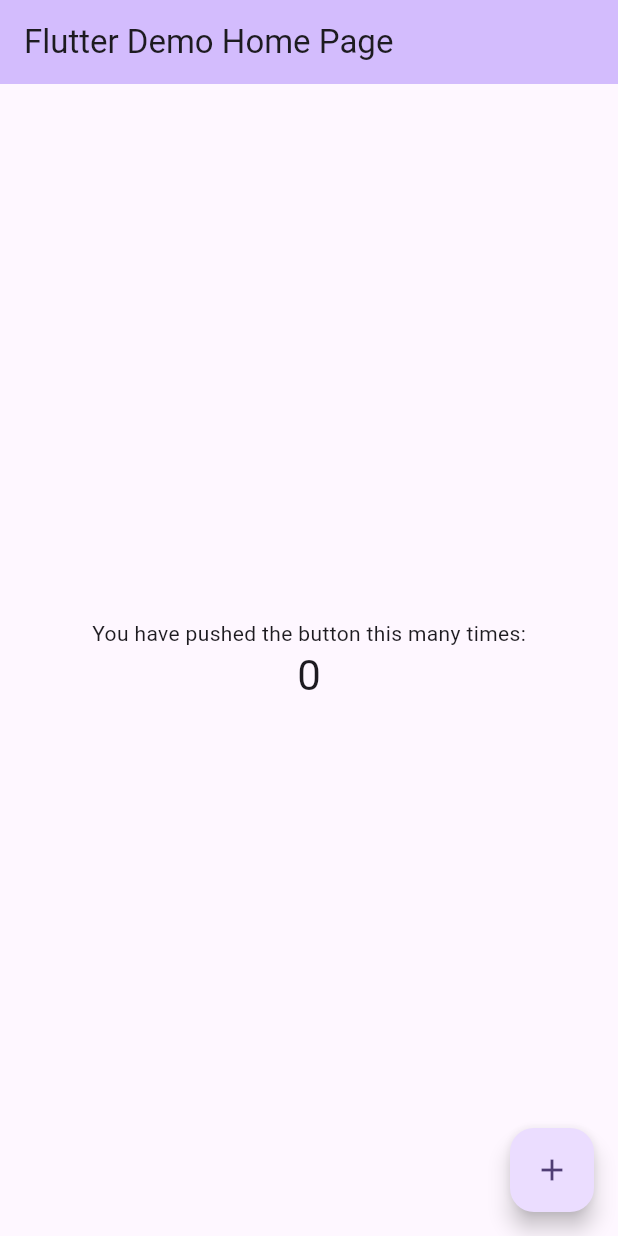
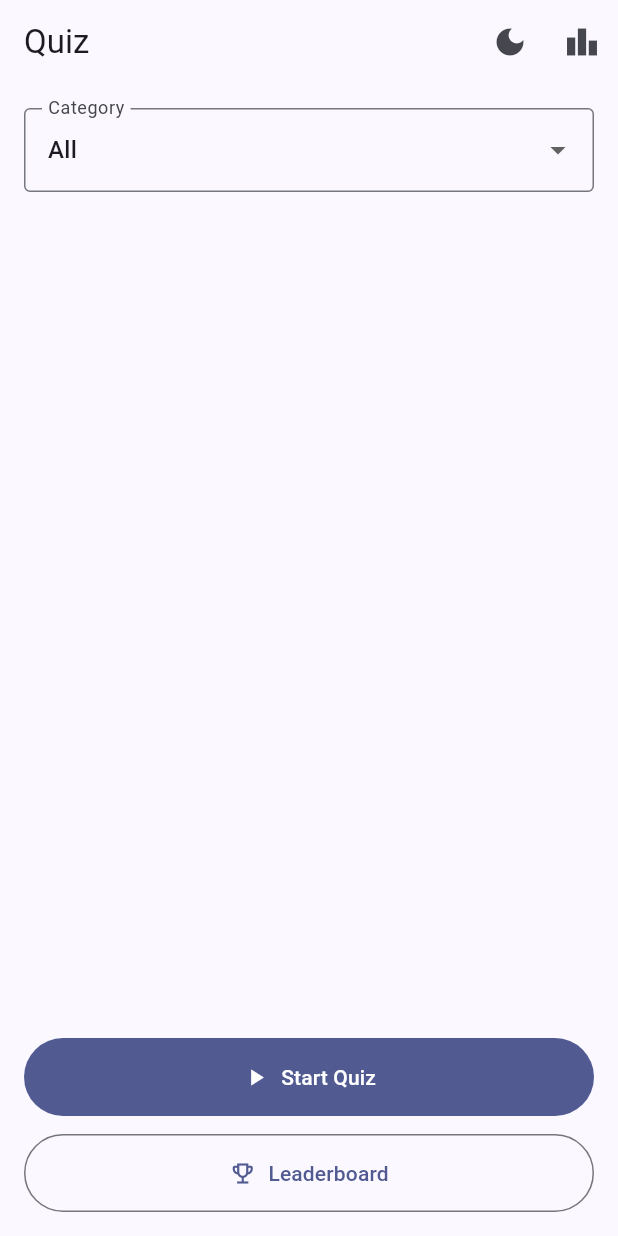
Before and after one commit to Rashadul-hub/quiz_app_latex, a Flutter app: the screen it shows after launch, on a phone screen of 412 x 824 dp. Run offline on Flutter 3.47's test engine with Material 3 defaults, Android fonts, the phone set to English and light mode, and no system bars; our stand-ins replace hive, hive_flutter; accounts and stored records are empty.

Commit message:
Ongoing Views

```diff
--- a/lib/main.dart
+++ b/lib/main.dart
@@ -1,74 +1,54 @@
 import 'package:flutter/material.dart';
+import 'package:provider/provider.dart';
+import 'package:quiz_app_latex/services/local_store.dart';
+import 'package:quiz_app_latex/views/home_screen.dart';
 
-void main() {
-  runApp(const MyApp());
+import 'providers/quiz_provider.dart';
+import 'providers/theme_provider.dart';
+
+void main() async {
+  WidgetsFlutterBinding.ensureInitialized();
+  await LocalStore.init();
+  final questions = await LocalStore.loadQuestions();
+  runApp(MultiProvider(
+    providers: [
+      ChangeNotifierProvider(create: (context) => ThemeProvider()),
+      ChangeNotifierProvider(create: (context) => QuizProvider(questions)),
+    ],
+    child: const MyApp()
+  ));
 }
 
 class MyApp extends StatelessWidget {
   const MyApp({super.key});
 
-  // This widget is the root of your application.
   @override
   Widget build(BuildContext context) {
+    final theme = Provider.of<ThemeProvider>(context);
+    final baseLight = ThemeData(
+      useMaterial3: true,
+      brightness: Brightness.light,
+      colorSchemeSeed: Colors.indigo,
+    );
+    final baseDark = ThemeData(
+      useMaterial3: true,
+      brightness: Brightness.dark,
+      colorSchemeSeed: Colors.indigo,
+    );
+
+
     return MaterialApp(
-      title: 'Flutter Demo',
-      theme: ThemeData(
-
-        colorScheme: ColorScheme.fromSeed(seedColor: Colors.deepPurple),
-      ),
-      home: const MyHomePage(title: 'Flutter Demo Home Page'),
-    );
+      title: 'Quiz',
+      debugShowCheckedModeBanner: false,
+      theme: baseLight,
+      darkTheme: baseDark,
+      themeMode: theme.mode,
+      routes: {
+        '/': (_) => const HomeScreen(),
+        // '/quiz': (_) => const QuizScreen(),
+        // '/results': (_) => const ResultsScreen(),
+        // '/leaderboard': (_) => const LeaderboardScreen(),
+      },
+     );
   }
 }
-
-class MyHomePage extends StatefulWidget {
-  const MyHomePage({super.key, required this.title});
-
-  final String title;
-
-  @override
-  State<MyHomePage> createState() => _MyHomePageState();
-}
-
-class _MyHomePageState extends State<MyHomePage> {
-  int _counter = 0;
-
-  void _incrementCounter() {
-    setState(() {
-
-      _counter++;
-    });
-  }
-
-  @override
-  Widget build(BuildContext context) {
-
-    return Scaffold(
-      appBar: AppBar(
-
-        backgroundColor: Theme.of(context).colorScheme.inversePrimary,
-
-        title: Text(widget.title),
-      ),
-      body: Center(
-
-        child: Column(
-
-          mainAxisAlignment: MainAxisAlignment.center,
-          children: <Widget>[
-            const Text('You have pushed the button this many times:'),
-            Text(
-              '$_counter',
-              style: Theme.of(context).textTheme.headlineMedium,
-            ),
-          ],
-        ),
-      ),
-      floatingActionButton: FloatingActionButton(
-        onPressed: _incrementCounter,
-        tooltip: 'Increment',
-        child: const Icon(Icons.add),
-      ),
-    );
-  }
-}
--- a/lib/providers/theme_provider.dart
+++ b/lib/providers/theme_provider.dart
@@ -0,0 +1,13 @@
+import 'package:flutter/cupertino.dart';
+import 'package:flutter/material.dart';
+
+class ThemeProvider extends ChangeNotifier{
+  ThemeMode _mode = ThemeMode.system;
+  ThemeMode get mode => _mode;
+
+  void toggle() => {
+    _mode = _mode == ThemeMode.dark ? ThemeMode.light
+        : ThemeMode.dark,
+    notifyListeners()
+  };
+}
--- /dev/null
+++ b/lib/views/home_screen.dart
@@ -0,0 +1,45 @@
+import 'package:flutter/material.dart';
+import 'package:provider/provider.dart';
+import '../providers/quiz_provider.dart';
+import '../providers/theme_provider.dart';
+
+class HomeScreen extends StatelessWidget {
+  const HomeScreen({super.key});
+  @override
+  Widget build(BuildContext context) {
+    final qp = context.watch<QuizProvider>();
+    final categories = qp.categories;
+    return Scaffold(
+      appBar: AppBar(title: const Text('Quiz'), actions: [
+        IconButton(icon: const Icon(Icons.dark_mode), onPressed: ()=>context.read<ThemeProvider>().toggle()),
+        IconButton(icon: const Icon(Icons.leaderboard), onPressed: ()=>Navigator.pushNamed(context, '/leaderboard')),
+      ]),
+      body: Padding(
+        padding: const EdgeInsets.all(16),
+        child: Column(
+          crossAxisAlignment: CrossAxisAlignment.stretch,
+          children: [
+            DropdownButtonFormField<String>(
+              decoration: const InputDecoration(labelText: 'Category', border: OutlineInputBorder()),
+              value: qp.category,
+              items: categories.map((c)=>DropdownMenuItem(value:c, child: Text(c))).toList(),
+              onChanged: (v)=>context.read<QuizProvider>().setCategory(v!),
+            ),
+            const Spacer(),
+            FilledButton.icon(
+              onPressed: ()=>Navigator.pushNamed(context, '/quiz'),
+              icon: const Icon(Icons.play_arrow), label: const Text('Start Quiz'),
+              style: FilledButton.styleFrom(padding: const EdgeInsets.symmetric(vertical: 16)),
+            ),
+            const SizedBox(height: 12),
+            OutlinedButton.icon(
+              onPressed: ()=>Navigator.pushNamed(context, '/leaderboard'),
+              icon: const Icon(Icons.emoji_events_outlined), label: const Text('Leaderboard'),
+              style: OutlinedButton.styleFrom(padding: const EdgeInsets.symmetric(vertical: 16)),
+            ),
+          ],
+        ),
+      ),
+    );
+  }
+}
```
